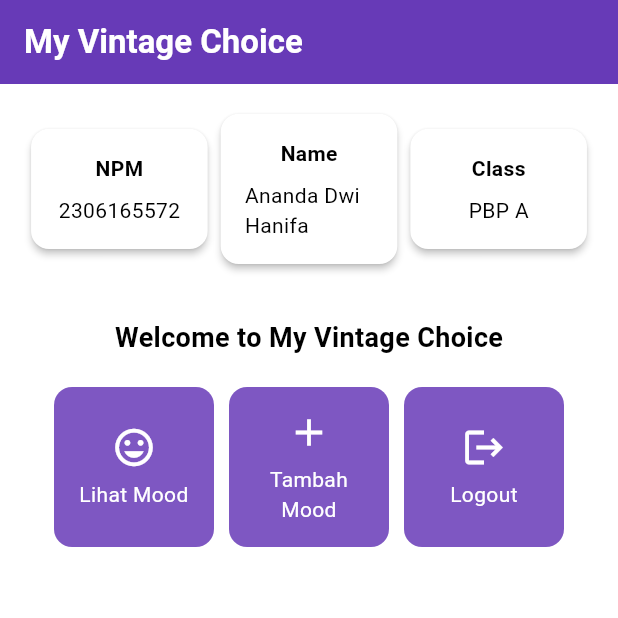
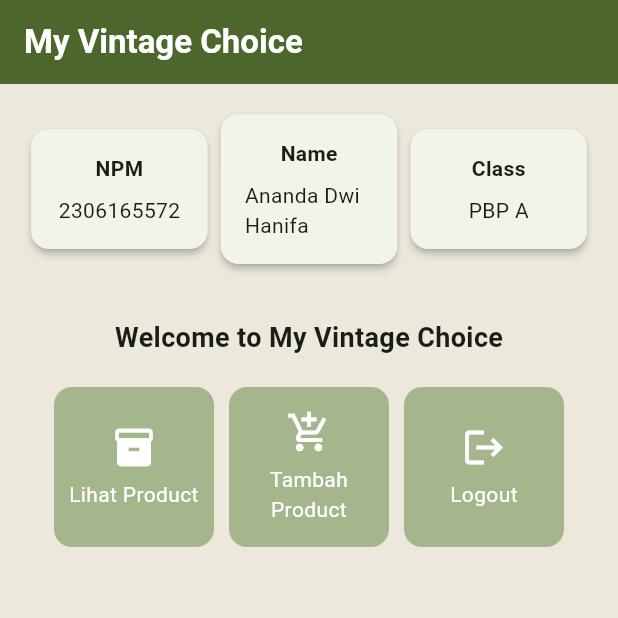
Before and after one commit to lillyskyy/my_vintage_choice_mobile, a Flutter app: the screen it shows after launch, on a phone screen of 412 x 824 dp, the top half of it. Run offline on Flutter 3.47's test engine with Material 3 defaults, Android fonts, the light colour scheme and no system bars.

Commit message:
ganti warna

```diff
--- a/my_vintage_choice/lib/main.dart
+++ b/my_vintage_choice/lib/main.dart
@@ -29,7 +29,11 @@ class MyApp extends StatelessWidget {
         //
         // This works for code too, not just values: Most code changes can be
         // tested with just a hot reload.
-        colorScheme: ColorScheme.fromSwatch(primarySwatch: Colors.deepPurple,).copyWith(secondary: Colors.deepPurple[400]),
+        colorScheme: ColorScheme.fromSeed(
+          seedColor: const Color(0xFFA5B68D),
+        ).copyWith(
+          secondary: const Color(0xFFA5B68D),
+        ),
         useMaterial3: true,
       ),
       home: MyHomePage(),
--- a/my_vintage_choice/lib/menu.dart
+++ b/my_vintage_choice/lib/menu.dart
@@ -8,8 +8,8 @@ class MyHomePage extends StatelessWidget {
   MyHomePage({super.key});
 
   final List<ItemHomepage> items = [
-    ItemHomepage("Lihat Mood", Icons.mood),
-    ItemHomepage("Tambah Mood", Icons.add),
+    ItemHomepage("Lihat Product", Icons.inventory),
+    ItemHomepage("Tambah Product", Icons.add_shopping_cart),
     ItemHomepage("Logout", Icons.logout),
   ];
 
@@ -17,6 +17,7 @@ class MyHomePage extends StatelessWidget {
   Widget build(BuildContext context) {
     // Scaffold menyediakan struktur dasar halaman dengan AppBar dan body.
     return Scaffold(
+      backgroundColor: const Color(0xFFEDE8DC),
       // AppBar adalah bagian atas halaman yang menampilkan judul.
       appBar: AppBar(
         // Judul aplikasi "My Vintage Choice" dengan teks putih dan tebal.
```
